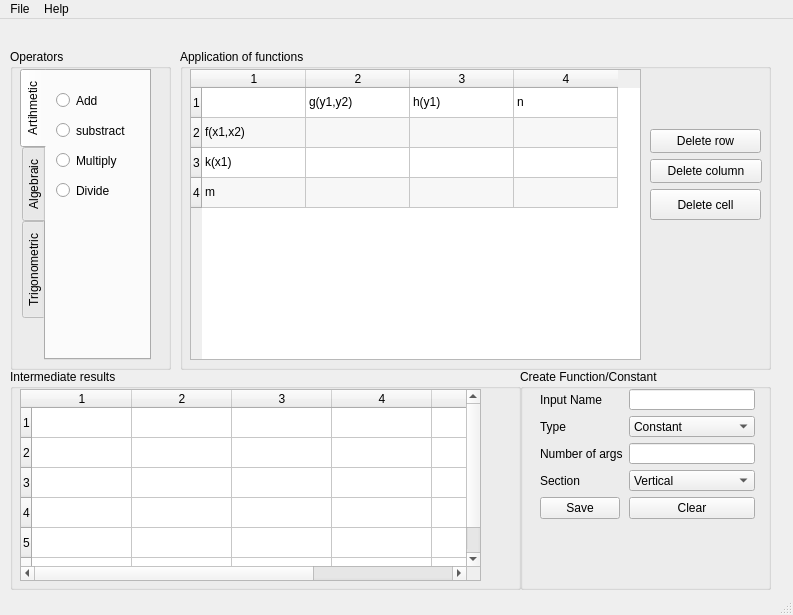
The window that window.ui (Molingejr/operator_expression_generator) describes before a commit, drawn with Qt 5.
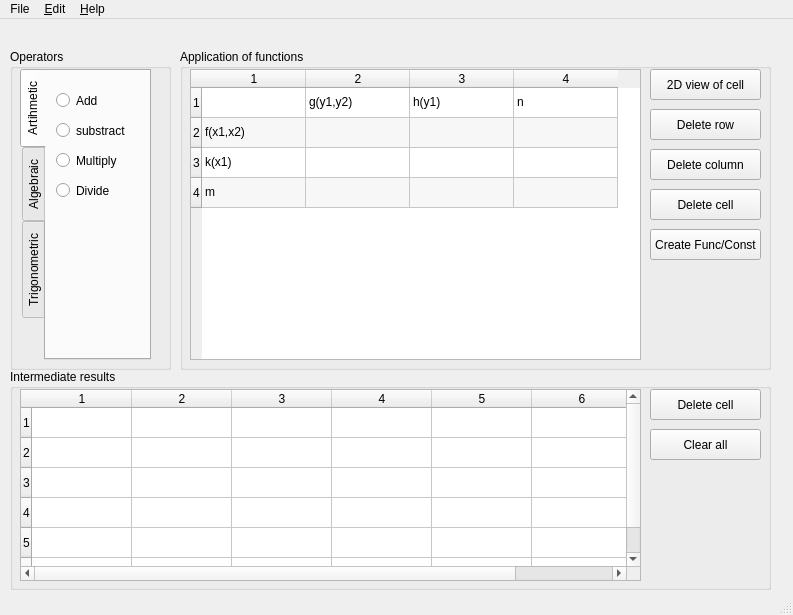
The same window after the commit. Icons and pictures are not drawn.

Commit message: added Edit menu and About software in help menu. Reshape GUI.

The edit to the form file:
```diff
--- a/window.ui
+++ b/window.ui
@@ -288,9 +288,9 @@
      <property name="geometry">
       <rect>
        <x>470</x>
-       <y>80</y>
+       <y>60</y>
        <width>111</width>
-       <height>24</height>
+       <height>31</height>
       </rect>
      </property>
      <property name="layoutDirection">
@@ -307,9 +307,9 @@
      <property name="geometry">
       <rect>
        <x>470</x>
-       <y>110</y>
-       <width>112</width>
-       <height>24</height>
+       <y>100</y>
+       <width>111</width>
+       <height>31</height>
       </rect>
      </property>
      <property name="text">
@@ -335,13 +335,42 @@
       <string>Del</string>
      </property>
     </widget>
+    <widget class="QPushButton" name="pushButton_create">
+     <property name="geometry">
+      <rect>
+       <x>470</x>
+       <y>180</y>
+       <width>111</width>
+       <height>31</height>
+      </rect>
+     </property>
+     <property name="text">
+      <string>Create Func/Const</string>
+     </property>
+    </widget>
+    <widget class="QPushButton" name="pushButton_2d">
+     <property name="geometry">
+      <rect>
+       <x>470</x>
+       <y>20</y>
+       <width>111</width>
+       <height>31</height>
+      </rect>
+     </property>
+     <property name="cursor">
+      <cursorShape>OpenHandCursor</cursorShape>
+     </property>
+     <property name="text">
+      <string>2D view of cell</string>
+     </property>
+    </widget>
    </widget>
    <widget class="QGroupBox" name="groupBox_interResult">
     <property name="geometry">
      <rect>
       <x>10</x>
       <y>350</y>
-      <width>511</width>
+      <width>761</width>
       <height>221</height>
      </rect>
     </property>
@@ -353,7 +382,7 @@
       <rect>
        <x>10</x>
        <y>20</y>
-       <width>461</width>
+       <width>621</width>
        <height>192</height>
       </rect>
      </property>
@@ -385,110 +414,31 @@
      <column/>
      <column/>
     </widget>
-   </widget>
-   <widget class="QGroupBox" name="groupBox_createfunconst">
-    <property name="geometry">
-     <rect>
-      <x>520</x>
-      <y>350</y>
-      <width>251</width>
-      <height>221</height>
-     </rect>
-    </property>
-    <property name="title">
-     <string>Create Function/Constant</string>
-    </property>
-    <widget class="QWidget" name="layoutWidget">
+    <widget class="QPushButton" name="pushButton_del_inter_cell">
      <property name="geometry">
       <rect>
-       <x>20</x>
+       <x>640</x>
        <y>20</y>
-       <width>215</width>
-       <height>130</height>
+       <width>111</width>
+       <height>31</height>
       </rect>
      </property>
-     <layout class="QFormLayout" name="formLayout">
-      <item row="0" column="1">
-       <widget class="QLineEdit" name="lineEdit"/>
-      </item>
-      <item row="1" column="0">
-       <widget class="QLabel" name="label_10">
-        <property name="text">
-         <string>Type</string>
-        </property>
-       </widget>
-      </item>
-      <item row="1" column="1">
-       <widget class="QComboBox" name="comboBox_1">
-        <item>
-         <property name="text">
-          <string>Constant</string>
-         </property>
-        </item>
-        <item>
-         <property name="text">
-          <string>Function</string>
-         </property>
-        </item>
-       </widget>
-      </item>
-      <item row="2" column="0">
-       <widget class="QLabel" name="label_6">
-        <property name="text">
-         <string>Number of args</string>
-        </property>
-       </widget>
-      </item>
-      <item row="3" column="0">
-       <widget class="QLabel" name="label_8">
-        <property name="text">
-         <string>Section</string>
-        </property>
-       </widget>
-      </item>
-      <item row="3" column="1">
-       <widget class="QComboBox" name="comboBox_3">
-        <item>
-         <property name="text">
-          <string>Vertical</string>
-         </property>
-        </item>
-        <item>
-         <property name="text">
-          <string>Horizontal</string>
-         </property>
-        </item>
-       </widget>
-      </item>
-      <item row="4" column="0">
-       <widget class="QPushButton" name="pushButton_save">
-        <property name="text">
-         <string>Save</string>
-        </property>
-       </widget>
-      </item>
-      <item row="4" column="1">
-       <widget class="QPushButton" name="pushButton_clear">
-        <property name="text">
-         <string>Clear</string>
-        </property>
-       </widget>
-      </item>
-      <item row="0" column="0">
-       <widget class="QLabel" name="label_5">
-        <property name="text">
-         <string>Input Name</string>
-        </property>
-       </widget>
-      </item>
-      <item row="2" column="1">
-       <widget class="QLineEdit" name="lineEdit_2">
-        <property name="inputMethodHints">
-         <set>Qt::ImhNone</set>
-        </property>
-       </widget>
-      </item>
-     </layout>
+     <property name="text">
+      <string>Delete cell</string>
+     </property>
+    </widget>
+    <widget class="QPushButton" name="pushButton_clear_inter_cell">
+     <property name="geometry">
+      <rect>
+       <x>640</x>
+       <y>60</y>
+       <width>111</width>
+       <height>31</height>
+      </rect>
+     </property>
+     <property name="text">
+      <string>Clear all</string>
+     </property>
     </widget>
    </widget>
   </widget>
@@ -513,11 +463,20 @@
    </widget>
    <widget class="QMenu" name="menuHelp">
     <property name="title">
-     <string>Help</string>
+     <string>&amp;Help</string>
     </property>
     <addaction name="actionAbout_Software"/>
+    <addaction name="action_User_Manual"/>
+   </widget>
+   <widget class="QMenu" name="menu_Edit">
+    <property name="title">
+     <string>&amp;Edit</string>
+    </property>
+    <addaction name="actionUndo"/>
+    <addaction name="actionRedo"/>
    </widget>
    <addaction name="menuFile"/>
+   <addaction name="menu_Edit"/>
    <addaction name="menuHelp"/>
   </widget>
   <widget class="QStatusBar" name="statusbar"/>
```
Left out of the diff: 58 changed lines with no effect on the pictures. The commit also changes 1 other file.
